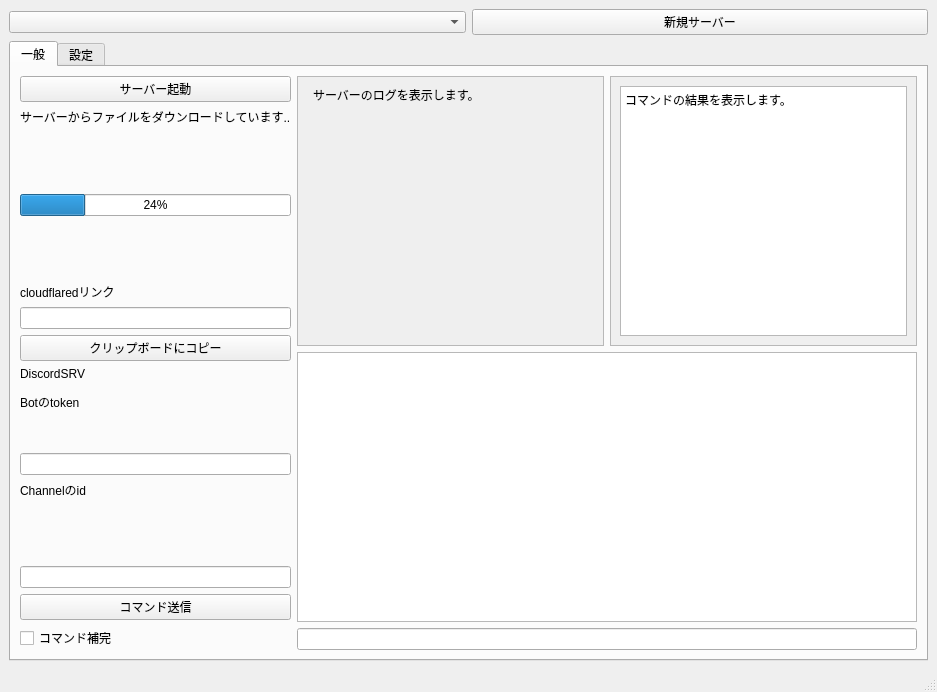
Before: the Qt Designer form mainwindow.ui in forestfamily4/mslauncher, drawn with Qt 5.
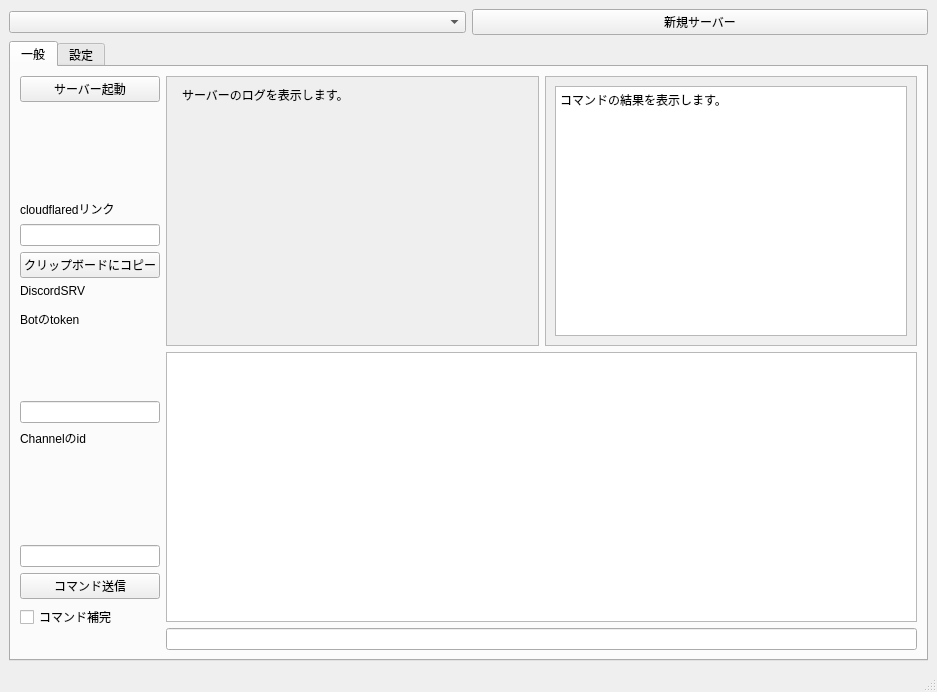
After: the same form once the commit is applied. Icons and pictures are not drawn.

Patch:
```diff
--- a/mainwindow.ui
+++ b/mainwindow.ui
@@ -48,23 +48,6 @@
             </property>
            </widget>
           </item>
-          <item>
-           <widget class="QLabel" name="label_2">
-            <property name="text">
-             <string>サーバーからファイルをダウンロードしています..</string>
-            </property>
-            <property name="alignment">
-             <set>Qt::AlignLeading|Qt::AlignLeft|Qt::AlignTop</set>
-            </property>
-           </widget>
-          </item>
-          <item>
-           <widget class="QProgressBar" name="progressBar">
-            <property name="value">
-             <number>24</number>
-            </property>
-           </widget>
-          </item>
           <item>
            <widget class="QLabel" name="label_3">
             <property name="text">
@@ -156,7 +139,7 @@
                 <rect>
                  <x>0</x>
                  <y>0</y>
-                 <width>308</width>
+                 <width>355</width>
                  <height>252</height>
                 </rect>
                </property>
@@ -209,7 +192,7 @@
                 <rect>
                  <x>0</x>
                  <y>0</y>
-                 <width>307</width>
+                 <width>354</width>
                  <height>252</height>
                 </rect>
                </property>
```
Left out of the diff: 6 changed lines with no effect on the pictures.
